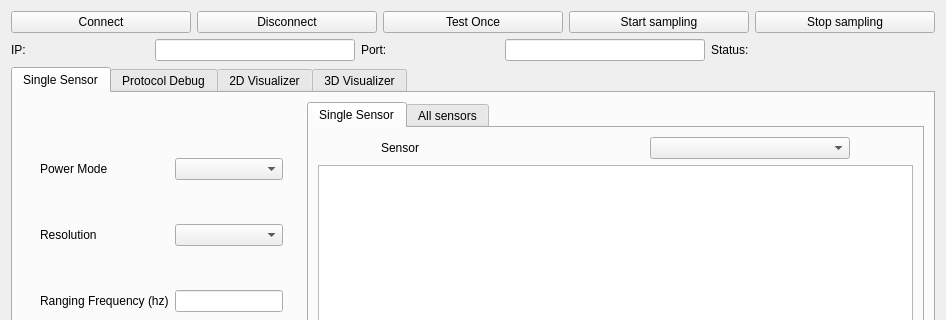
victorhook/slamdeck, file tools/gui/ui/slamdeck_tab.ui: the form before one commit; both pictures show x 0 to 946 and y 0 to 320 of the 946 by 723 pixel window.
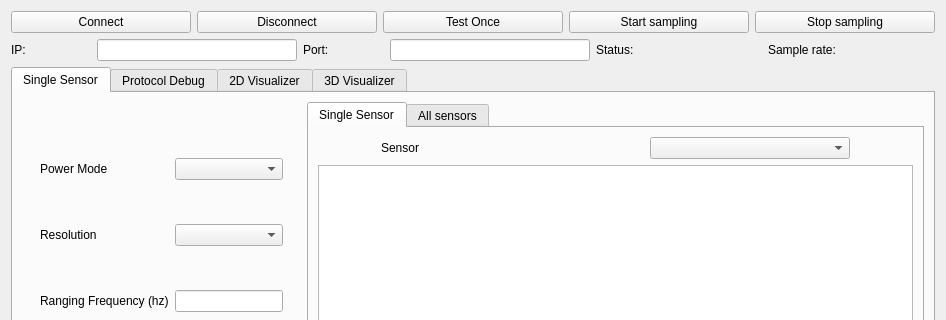
The form after the commit. The open tabs and pages were chosen to show the change.

Diff of the .ui file:
```diff
--- a/tools/gui/ui/slamdeck_tab.ui
+++ b/tools/gui/ui/slamdeck_tab.ui
@@ -129,6 +129,20 @@
          </property>
         </widget>
        </item>
+       <item>
+        <widget class="QLabel" name="label_14">
+         <property name="text">
+          <string>Sample rate:</string>
+         </property>
+        </widget>
+       </item>
+       <item>
+        <widget class="QLabel" name="labelSampleRate">
+         <property name="text">
+          <string/>
+         </property>
+        </widget>
+       </item>
       </layout>
      </item>
      <item>
```
Left out of the diff: 4 changed lines with no effect on the pictures.
